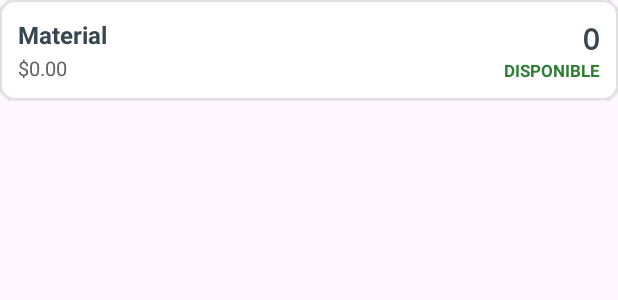
After one commit to angelgarcia0328-collab/App_01_Inventario_2026B_SE, an Android app: the layout item_material.xml on its own in the app's theme, with its tools: preview values and no code run, on a phone screen of 412 x 824 dp. The commit adds this screen. Shown: the top 300 px of the screen. Run offline under Robolectric (Android 15) with nearby library versions, the phone set to English and light mode, and no system bars.

Commit message:
Version 1.0 Interfaz

```diff
--- /dev/null
+++ b/app/src/main/res/layout/item_material.xml
@@ -0,0 +1,73 @@
+<?xml version="1.0" encoding="utf-8"?>
+<com.google.android.material.card.MaterialCardView
+    xmlns:android="http://schemas.android.com/apk/res/android"
+    xmlns:app="http://schemas.android.com/apk/res-auto"
+    android:id="@+id/cardMaterial"
+    android:layout_width="match_parent"
+    android:layout_height="wrap_content"
+    android:layout_marginBottom="8dp"
+    app:cardBackgroundColor="#FFFFFF"
+    app:cardCornerRadius="10dp"
+    app:cardElevation="1dp"
+    app:strokeColor="#E0E0E0"
+    app:strokeWidth="1dp">
+
+    <LinearLayout
+        android:layout_width="match_parent"
+        android:layout_height="wrap_content"
+        android:gravity="center_vertical"
+        android:orientation="horizontal"
+        android:padding="12dp">
+
+        <LinearLayout
+            android:layout_width="0dp"
+            android:layout_height="wrap_content"
+            android:layout_weight="1"
+            android:orientation="vertical">
+
+            <TextView
+                android:id="@+id/tvNombre"
+                android:layout_width="wrap_content"
+                android:layout_height="wrap_content"
+                android:text="Material"
+                android:textColor="#37474F"
+                android:textSize="16sp"
+                android:textStyle="bold" />
+
+            <TextView
+                android:id="@+id/tvPrecio"
+                android:layout_width="wrap_content"
+                android:layout_height="wrap_content"
+                android:layout_marginTop="2dp"
+                android:text="$0.00"
+                android:textColor="#616161"
+                android:textSize="13sp" />
+        </LinearLayout>
+
+        <LinearLayout
+            android:layout_width="wrap_content"
+            android:layout_height="wrap_content"
+            android:gravity="end"
+            android:orientation="vertical">
+
+            <TextView
+                android:id="@+id/tvCantidad"
+                android:layout_width="wrap_content"
+                android:layout_height="wrap_content"
+                android:fontFamily="monospace"
+                android:text="0"
+                android:textColor="#37474F"
+                android:textSize="20sp"
+                android:textStyle="bold" />
+
+            <TextView
+                android:id="@+id/tvEstado"
+                android:layout_width="wrap_content"
+                android:layout_height="wrap_content"
+                android:text="DISPONIBLE"
+                android:textColor="#2E7D32"
+                android:textSize="11sp"
+                android:textStyle="bold" />
+        </LinearLayout>
+    </LinearLayout>
+</com.google.android.material.card.MaterialCardView>
```
Also changed, not shown: app/src/main/res/layout/activity_main.xml (+72 -11 lines), app/src/main/res/layout/dialog_material.xml (added, +47 -0 lines).
